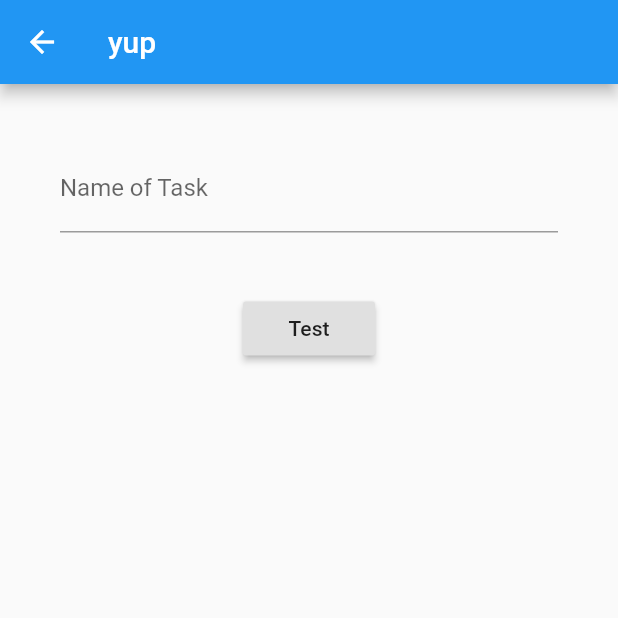
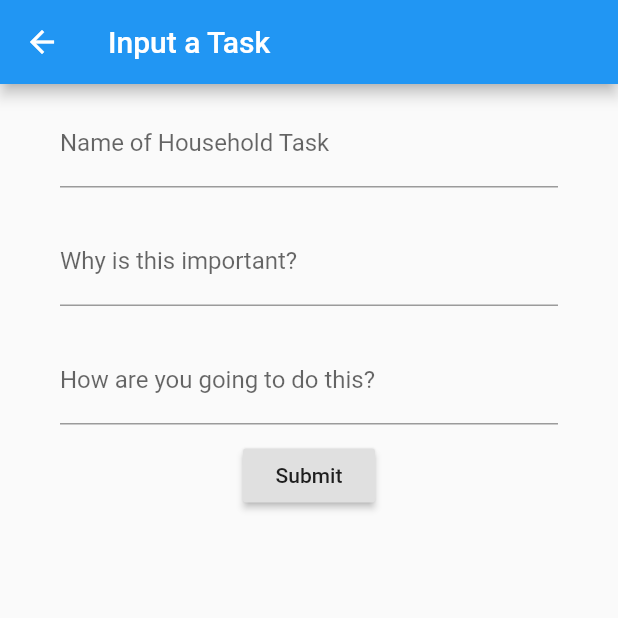
Before and after one commit to sysemenova/college_survival_software, a Flutter app: the screen it shows after launch, after a tap on the "add" icon, on a phone screen of 412 x 824 dp, the top half of it. Run offline on Flutter 3.47's test engine with Material 2 defaults, Android fonts, the phone set to English and light mode, and no system bars.

Commit message:
Input rudimentally done!

```diff
--- a/lib/householdtask.dart
+++ b/lib/householdtask.dart
@@ -7,6 +7,7 @@ import 'package:intl/intl.dart';
 // font and styling universal.
 
 final formatter = new DateFormat('EEE-MM-dd');
+
 
 //final dateFormat = DateFormat("");
 
@@ -30,12 +31,14 @@ class HouseholdTask {
   /// Takes four arguments - String, String, String, bool - and assigns to
   /// name, why, how, doneCheck. Optional parameters include: {none so far}
   HouseholdTask(this.name, this.why, this.how,
-                this.doneCheck, {Map<Symbol, dynamic> recurringArgs}) {
+                this.doneCheck,
+                {Map<Symbol, dynamic> recurringArgs,
+                  DateTime doDate, DateTime due}) {
 
     dateCreated = currDt;
     // IT SHOULD NOT BE CURRDT BUT FOR NOW
-    dateDo = currDt;
-    dateDue = currDt;
+    dateDo = doDate ?? currDt;
+    dateDue = due ?? currDt;
 
     lateCount = Duration(days: 0);
 
@@ -108,6 +111,11 @@ class HouseholdTaskList {
   Color color;
 
   HouseholdTaskList(this.name, this.tasks, {this.color: Colors.blue});
+
+  void add(HouseholdTask toAdd) {
+    tasks.add(toAdd);
+  }
+
 }
 
 
--- a/lib/inputtaskwidget.dart
+++ b/lib/inputtaskwidget.dart
@@ -14,26 +14,47 @@ class InputTaskWidget extends StatefulWidget {
 
 class _InputTaskWidgetState extends State<InputTaskWidget> {
   TextEditingController nameController = TextEditingController();
+  TextEditingController whyController = TextEditingController();
+  TextEditingController howController = TextEditingController();
 
   @override
   Widget build(BuildContext context) {
     return Scaffold(
-      appBar: AppBar(title: Text("yup")),
+      appBar: AppBar(title: Text("Input a Task")),
       body: Column(
         children: [
           Padding(
-            padding: EdgeInsets.all(40),
+            padding: EdgeInsets.symmetric(horizontal: 40, vertical: 10),
             child: TextField(
               controller: nameController,
               decoration: InputDecoration(
-                labelText: 'Name of Task',
+                labelText: 'Name of Household Task',
               ),
             )
           ),
+          Padding(
+            padding: EdgeInsets.symmetric(horizontal: 40, vertical: 10),
+            child: TextField(
+              controller: whyController,
+              decoration: InputDecoration(
+                labelText: 'Why is this important?',
+              ),
+            )
+          ),
+          Padding(
+              padding: EdgeInsets.symmetric(horizontal: 40, vertical: 10),
+              child: TextField(
+                controller: howController,
+                decoration: InputDecoration(
+                  labelText: 'How are you going to do this?',
+                ),
+              )
+          ),
           RaisedButton(
-            child: Text('Test'),
+            child: Text('Submit'),
             onPressed: (){
-              Navigator.pop(context, nameController.text);},
+              var toret = HouseholdTask(nameController.text, whyController.text, howController.text, false);
+              Navigator.pop(context, toret);},
           )
         ],
       ),
--- a/lib/tasklist.dart
+++ b/lib/tasklist.dart
@@ -97,7 +97,9 @@ class _TaskListState extends State<TaskListWidget> {
     );
     print(result);
     setState(() {
-
+      if (result is HouseholdTask) {
+        householdlist.add(result);
+      }
     });
   }
 
```
